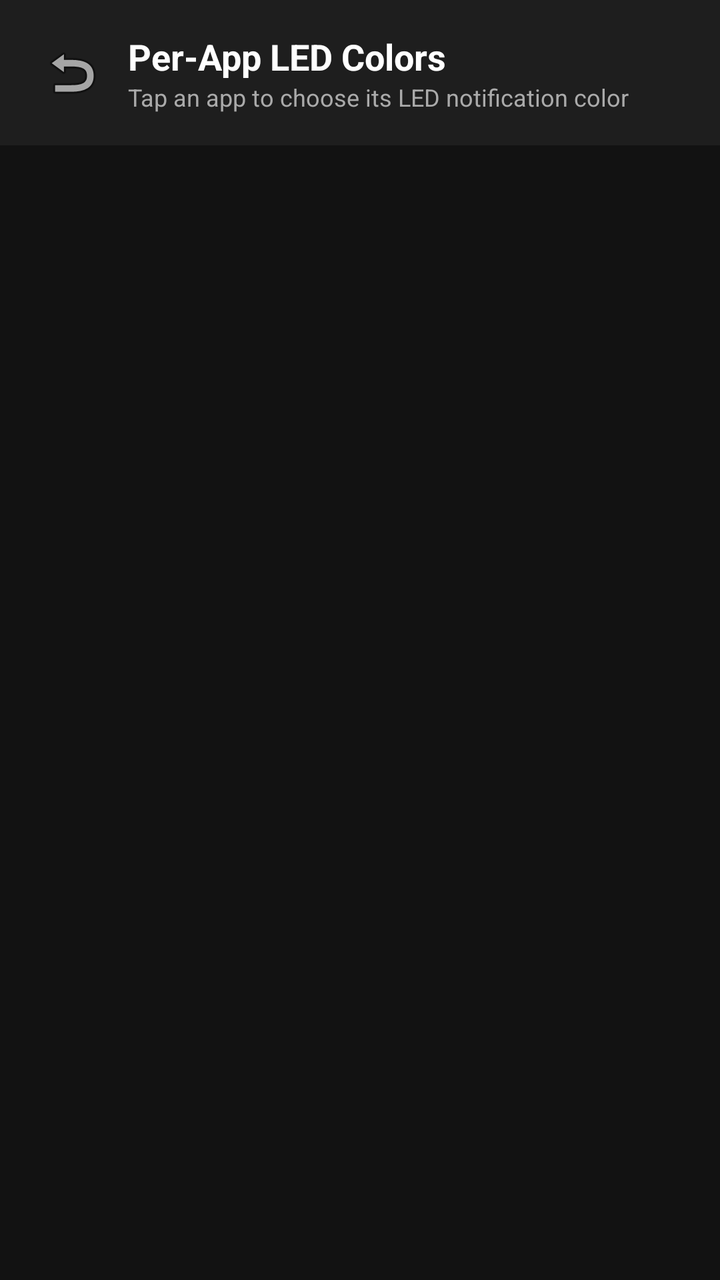
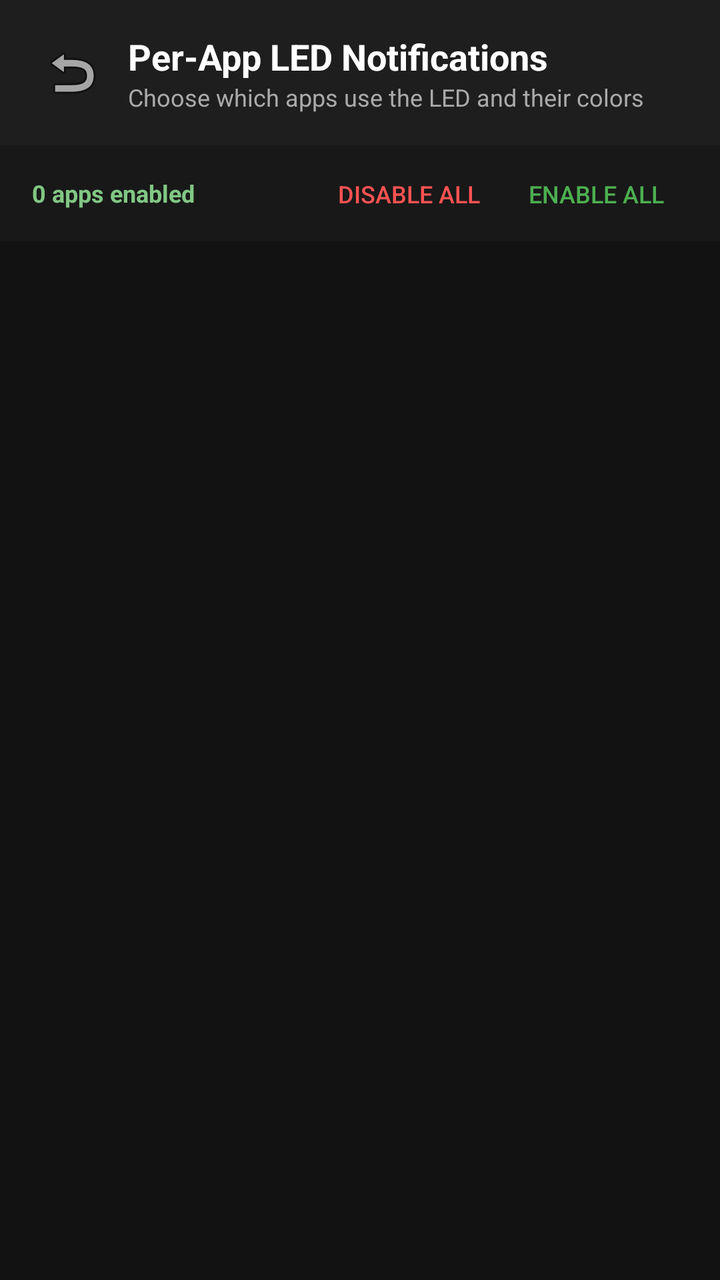

An Android layout rendered at two revisions. The XML below is the earlier revision; the diff shows what the commit changed to produce the second picture.
<!-- AndroidManifest.xml: activity theme Theme.LedNotify -->
<!-- res/layout/activity_app_color_settings.xml -->
<?xml version="1.0" encoding="utf-8"?>
<LinearLayout xmlns:android="http://schemas.android.com/apk/res/android"
    android:layout_width="match_parent"
    android:layout_height="match_parent"
    android:background="#121212"
    android:orientation="vertical">

    
    <LinearLayout
        android:layout_width="match_parent"
        android:layout_height="wrap_content"
        android:background="#1E1E1E"
        android:gravity="center_vertical"
        android:orientation="horizontal"
        android:padding="16dp">

        <ImageButton
            android:id="@+id/btnBack"
            android:layout_width="40dp"
            android:layout_height="40dp"
            android:background="?android:attr/selectableItemBackgroundBorderless"
            android:contentDescription="Back"
            android:src="@android:drawable/ic_menu_revert" />

        <LinearLayout
            android:layout_width="0dp"
            android:layout_height="wrap_content"
            android:layout_marginStart="8dp"
            android:layout_weight="1"
            android:orientation="vertical">

            <TextView
                android:layout_width="wrap_content"
                android:layout_height="wrap_content"
                android:text="Per-App LED Colors"
                android:textColor="#FFFFFF"
                android:textSize="18sp"
                android:textStyle="bold" />

            <TextView
                android:id="@+id/tvAppCount"
                android:layout_width="wrap_content"
                android:layout_height="wrap_content"
                android:text="Tap an app to choose its LED notification color"
                android:textColor="#AAAAAA"
                android:textSize="12sp" />
        </LinearLayout>
    </LinearLayout>

    <FrameLayout
        android:layout_width="match_parent"
        android:layout_height="match_parent">

        <ProgressBar
            android:id="@+id/progressBar"
            android:layout_width="wrap_content"
            android:layout_height="wrap_content"
            android:layout_gravity="center"
            android:visibility="visible" />

        <TextView
            android:id="@+id/tvEmptyState"
            android:layout_width="wrap_content"
            android:layout_height="wrap_content"
            android:layout_gravity="center"
            android:text="No installed user applications found"
            android:textColor="#777777"
            android:visibility="gone" />

        <androidx.recyclerview.widget.RecyclerView
            android:id="@+id/rvAppColors"
            android:layout_width="match_parent"
            android:layout_height="match_parent"
            android:clipToPadding="false"
            android:paddingTop="8dp"
            android:paddingBottom="16dp" />
    </FrameLayout>

</LinearLayout>
<!-- resources referenced by this layout -->
<resources>
  <style name="Theme.LedNotify" parent="android:Theme.Material.Light.NoActionBar" />
</resources>

<!-- the commit's change to res/layout/activity_app_color_settings.xml (unified diff, before → after) -->
@@ -32,7 +32,7 @@
             <TextView
                 android:layout_width="wrap_content"
                 android:layout_height="wrap_content"
-                android:text="Per-App LED Colors"
+                android:text="Per-App LED Notifications"
                 android:textColor="#FFFFFF"
                 android:textSize="18sp"
                 android:textStyle="bold" />
@@ -41,10 +41,51 @@
                 android:id="@+id/tvAppCount"
                 android:layout_width="wrap_content"
                 android:layout_height="wrap_content"
-                android:text="Tap an app to choose its LED notification color"
+                android:text="Choose which apps use the LED and their colors"
                 android:textColor="#AAAAAA"
                 android:textSize="12sp" />
         </LinearLayout>
+    </LinearLayout>
+
+    
+    <LinearLayout
+        android:layout_width="match_parent"
+        android:layout_height="wrap_content"
+        android:background="#181818"
+        android:gravity="center_vertical"
+        android:orientation="horizontal"
+        android:paddingStart="16dp"
+        android:paddingTop="6dp"
+        android:paddingEnd="16dp"
+        android:paddingBottom="6dp">
+
+        <TextView
+            android:id="@+id/tvEnabledSummary"
+            android:layout_width="0dp"
+            android:layout_height="wrap_content"
+            android:layout_weight="1"
+            android:text="0 apps enabled"
+            android:textColor="#81C784"
+            android:textSize="12sp"
+            android:textStyle="bold" />
+
+        <Button
+            android:id="@+id/btnDisableAll"
+            style="?android:attr/borderlessButtonStyle"
+            android:layout_width="wrap_content"
+            android:layout_height="36dp"
+            android:text="Disable All"
+            android:textColor="#FF5252"
+            android:textSize="12sp" />
+
+        <Button
+            android:id="@+id/btnEnableAll"
+            style="?android:attr/borderlessButtonStyle"
+            android:layout_width="wrap_content"
+            android:layout_height="36dp"
+            android:text="Enable All"
+            android:textColor="#4CAF50"
+            android:textSize="12sp" />
     </LinearLayout>
 
     <FrameLayout
